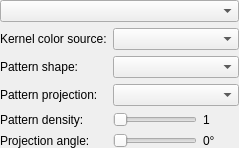
The window that ui/forms/StripKernelColormapPanel.ui (Wolfieeewolf/OpenRGB3DSpatialPlugin) describes before a commit, drawn with Qt 5.
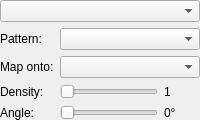
The same window after the commit.

Commit message:
feat(effects): add volume/strip GPU field assists and polish spatial media
Checkpoint the GPU atlas assist path across spatial effects, plus crisp Omni/Breathing shapes, Surface Ambient presets, Shell Pattern, and stronger Texture Projection motion — a return point before dead-code cleanup.

```diff
--- a/ui/forms/StripKernelColormapPanel.ui
+++ b/ui/forms/StripKernelColormapPanel.ui
@@ -38,47 +38,33 @@
        <number>0</number>
       </property>
       <item row="0" column="0">
-       <widget class="QLabel" name="colorSourceCaption">
-        <property name="text">
-         <string>Kernel color source:</string>
-        </property>
-       </widget>
-      </item>
-      <item row="0" column="1" colspan="2">
-       <widget class="QComboBox" name="colorStyleCombo">
-        <property name="toolTip">
-         <string>Pattern palette = each kernel's default colors. Color stops (from Colors) uses your color stops or rainbow toggle.</string>
-        </property>
-       </widget>
-      </item>
-      <item row="1" column="0">
        <widget class="QLabel" name="kernelCaption">
         <property name="text">
-         <string>Pattern shape:</string>
+         <string>Pattern:</string>
         </property>
        </widget>
       </item>
-      <item row="1" column="1" colspan="2">
+      <item row="0" column="1" colspan="2">
        <widget class="QComboBox" name="kernelCombo"/>
       </item>
-      <item row="2" column="0">
+      <item row="1" column="0">
        <widget class="QLabel" name="unfoldCaption">
         <property name="text">
-         <string>Pattern projection:</string>
+         <string>Map onto:</string>
         </property>
        </widget>
       </item>
-      <item row="2" column="1" colspan="2">
+      <item row="1" column="1" colspan="2">
        <widget class="QComboBox" name="unfoldCombo"/>
       </item>
-      <item row="3" column="0">
+      <item row="2" column="0">
        <widget class="QLabel" name="repeatsCaption">
         <property name="text">
-         <string>Pattern density:</string>
+         <string>Density:</string>
         </property>
        </widget>
       </item>
-      <item row="3" column="1">
+      <item row="2" column="1">
        <widget class="QSlider" name="repeatsSlider">
         <property name="orientation">
          <enum>Qt::Horizontal</enum>
@@ -94,7 +80,7 @@
         </property>
        </widget>
       </item>
-      <item row="3" column="2">
+      <item row="2" column="2">
        <widget class="QLabel" name="repeatsLabel">
         <property name="minimumSize">
          <size>
@@ -107,14 +93,14 @@
         </property>
        </widget>
       </item>
-      <item row="4" column="0">
+      <item row="3" column="0">
        <widget class="QLabel" name="dirCaption">
         <property name="text">
-         <string>Projection angle:</string>
+         <string>Angle:</string>
         </property>
        </widget>
       </item>
-      <item row="4" column="1">
+      <item row="3" column="1">
        <widget class="QSlider" name="dirSlider">
         <property name="orientation">
          <enum>Qt::Horizontal</enum>
@@ -124,7 +110,7 @@
         </property>
        </widget>
       </item>
-      <item row="4" column="2">
+      <item row="3" column="2">
        <widget class="QLabel" name="dirLabel">
         <property name="minimumSize">
          <size>
```
Left out of the diff: 2 changed lines with no effect on the pictures. The commit also changes 89 other files.
